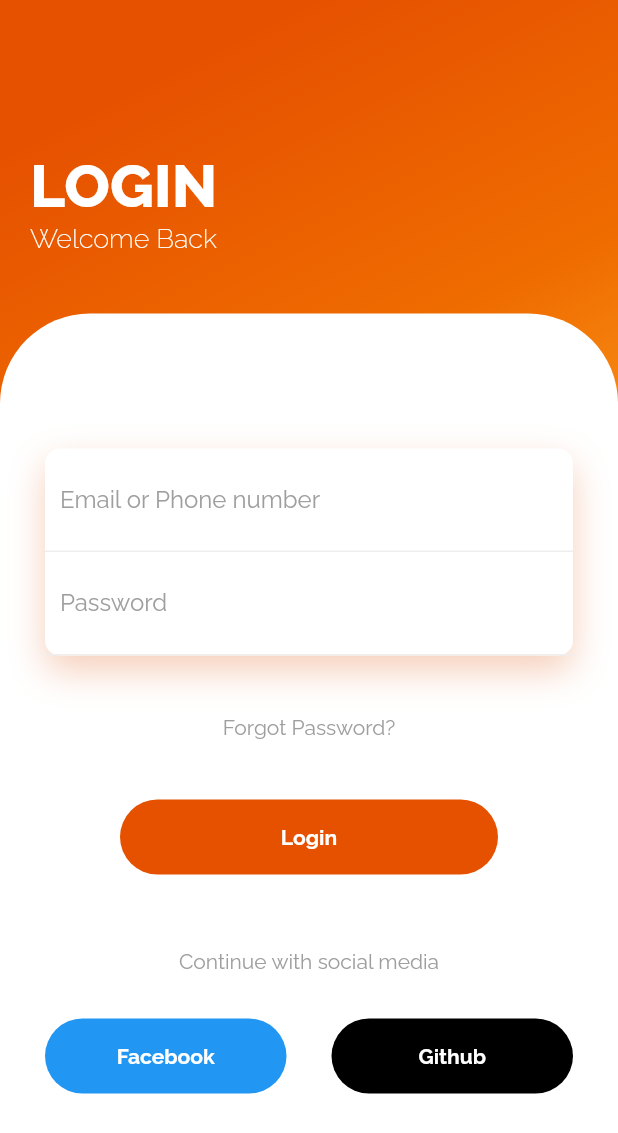
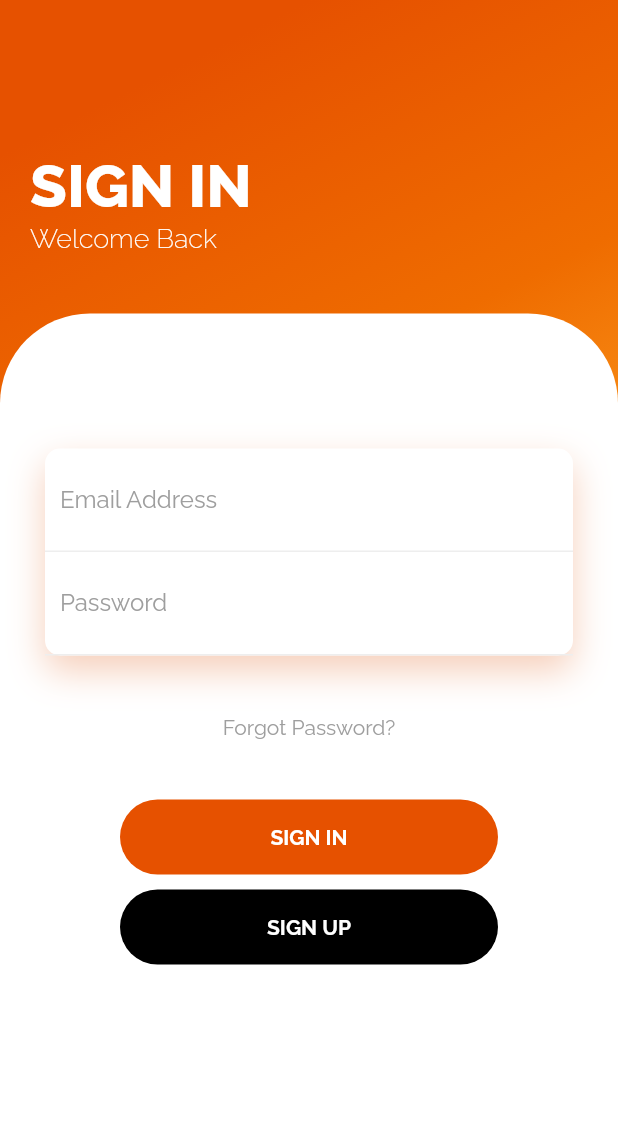
Before and after one commit to KavinduTheekshana/Flutter-Login, a Flutter app: the screen it shows after launch, on a phone screen of 412 x 824 dp. Shown: the top 1133 px of the screen. Run offline on Flutter 3.47's test engine with Material 2 defaults, Android fonts, the phone set to English and light mode, and no system bars; our stand-ins replace firebase_auth, simple_animations; accounts and stored records are empty.

```diff
--- a/lib/main.dart
+++ b/lib/main.dart
@@ -1,36 +1,43 @@
 import 'package:flutter/material.dart';
 import 'Animation/FadeAnimation.dart';
-
-// void main() {
-
-//   return runApp(MaterialApp(
-//       debugShowCheckedModeBanner: false,
-//       home: Scaffold(
-//         appBar: AppBar(
-//           title: Text('My First App'),
-//           centerTitle: true,
-//           backgroundColor: Colors.red[600],
-//         ),
-//         body: Center(
-//           child: Text(
-//             'Hello Worlssssss',
-//             style: TextStyle(
-//               fontSize: 30.0,
-//               fontWeight: FontWeight.w100,
-//               color: Colors.red[600],
-//               fontFamily: 'Raleway',
-//             ),
-//           ),
-//         ),
-
-//       ),
-//     ));
-// }
+import 'package:myapp/register.dart';
+import 'package:flutter/widgets.dart';
+import 'package:firebase_auth/firebase_auth.dart';
 
 void main() => runApp(MaterialApp(
       debugShowCheckedModeBanner: false,
       home: HomePage(),
     ));
+
+// final formKey = new GlobalKey<FormState>();
+final GlobalKey<FormState> _formKey = GlobalKey<FormState>();
+String _email;
+String _password;
+
+bool validateandsave() {
+  final form = _formKey.currentState;
+  if (form.validate()) {
+    form.save();
+    return true;
+  }
+  return false;
+}
+
+void validateandsubmit() async {
+  if (validateandsave()) {
+
+    try {
+      // AuthResult user = await FirebaseAuth.instance.createUserWithEmailAndPassword(email: _email, password: _password);
+      FirebaseUser user = (await FirebaseAuth.instance
+        .signInWithEmailAndPassword(
+            email: _email,
+            password: _password)).user;
+      print('Signed in: ${user.uid}');
+    } catch (e) {
+      print('Error: $e');
+    }
+  }
+}
 
 class HomePage extends StatelessWidget {
   @override
@@ -58,7 +65,7 @@ class HomePage extends StatelessWidget {
                   FadeAnimation(
                       1,
                       Text(
-                        "LOGIN",
+                        "SIGN IN",
                         style: TextStyle(
                           color: Colors.white,
                           fontSize: 40,
@@ -94,7 +101,9 @@ class HomePage extends StatelessWidget {
                 child: SingleChildScrollView(
                   child: Padding(
                     padding: EdgeInsets.all(30),
-                    child: Column(
+                    child: new Form(
+                      key: _formKey,
+                      child: new Column(
                         children: <Widget>[
                           SizedBox(
                             height: 60,
@@ -107,7 +116,8 @@ class HomePage extends StatelessWidget {
                                     borderRadius: BorderRadius.circular(10),
                                     boxShadow: [
                                       BoxShadow(
-                                        color: Color.fromRGBO(225, 95, 27, .3),
+                                          color:
+                                              Color.fromRGBO(225, 95, 27, .3),
                                           blurRadius: 20,
                                           offset: Offset(0, 10))
                                     ]),
@@ -119,14 +129,18 @@ class HomePage extends StatelessWidget {
                                           border: Border(
                                               bottom: BorderSide(
                                                   color: Colors.grey[200]))),
-                                    child: TextField(
+                                      child: TextFormField(
                                         decoration: InputDecoration(
-                                          hintText: "Email or Phone number",
+                                            hintText: "Email Address",
                                             hintStyle: TextStyle(
                                               color: Colors.grey,
                                               fontFamily: 'Raleway',
                                             ),
                                             border: InputBorder.none),
+                                        validator: (value) => value.isEmpty
+                                            ? 'Email can\'t be Empty'
+                                            : null,
+                                        onSaved: (value) => _email = value,
                                       ),
                                     ),
                                     Container(
@@ -135,13 +149,19 @@ class HomePage extends StatelessWidget {
                                           border: Border(
                                               bottom: BorderSide(
                                                   color: Colors.grey[200]))),
-                                    child: TextField(
+                                      child: TextFormField(
+                                        obscureText: true,
                                         decoration: InputDecoration(
                                             hintText: "Password",
-                                          hintStyle:
-                                              TextStyle(color: Colors.grey,
-                                              fontFamily: 'Raleway',),
+                                            hintStyle: TextStyle(
+                                              color: Colors.grey,
+                                              fontFamily: 'Raleway',
+                                            ),
                                             border: InputBorder.none),
+                                        validator: (value) => value.isEmpty
+                                            ? 'Password can\'t be Empty'
+                                            : null,
+                                        onSaved: (value) => _password = value,
                                       ),
                                     ),
                                   ],
@@ -154,89 +174,126 @@ class HomePage extends StatelessWidget {
                               1.5,
                               Text(
                                 "Forgot Password?",
-                              style: TextStyle(color: Colors.grey,
-                              fontFamily: 'Raleway',),
+                                style: TextStyle(
+                                  color: Colors.grey,
+                                  fontFamily: 'Raleway',
+                                ),
                               )),
                           SizedBox(
                             height: 40,
                           ),
                           FadeAnimation(
                               1.6,
-                            Container(
+                              new InkWell(
+                                  onTap: () {
+                                    validateandsubmit();
+                                  },
+                                  child: Container(
                                     height: 50,
-                              margin: EdgeInsets.symmetric(horizontal: 50),
+                                    margin:
+                                        EdgeInsets.symmetric(horizontal: 50),
                                     decoration: BoxDecoration(
                                         borderRadius: BorderRadius.circular(50),
                                         color: Colors.orange[900]),
                                     child: Center(
                                       child: Text(
-                                  "Login",
+                                        "SIGN IN",
                                         style: TextStyle(
                                           color: Colors.white,
                                           fontWeight: FontWeight.bold,
-                                      fontFamily: 'Raleway',),
+                                          fontFamily: 'Raleway',
                                         ),
                                       ),
-                            )),
+                                    ),
+                                  ))),
+
                           SizedBox(
-                          height: 50,
+                            height: 10,
                           ),
                           FadeAnimation(
-                            1.7,
-                            Text(
-                              "Continue with social media",
-                              style: TextStyle(color: Colors.grey,
-                              fontFamily: 'Raleway',),
-                            )),
-                        SizedBox(
-                          height: 30,
-                        ),
-                        Row(
-                          children: <Widget>[
-                            Expanded(
-                              child: FadeAnimation(
-                                  1.8,
-                                  Container(
+                              1.6,
+                              new InkWell(
+                                  onTap: () {
+                                          Navigator.push(
+                                      context,
+                                      MaterialPageRoute(
+                                          builder: (context) => Register()));
+                                  },
+                                  child: Container(
                                     height: 50,
-                                    decoration: BoxDecoration(
-                                        borderRadius: BorderRadius.circular(50),
-                                        color: Colors.blue),
-                                    child: Center(
-                                      child: Text(
-                                        "Facebook",
-                                        style: TextStyle(
-                                            color: Colors.white,
-                                            fontFamily: 'Raleway',
-                                            fontWeight: FontWeight.bold),
-                                      ),
-                                    ),
-                                  )),
-                            ),
-                            SizedBox(
-                              width: 30,
-                            ),
-                            Expanded(
-                              child: FadeAnimation(
-                                  1.9,
-                                  Container(
-                                    height: 50,
+                                    margin:
+                                        EdgeInsets.symmetric(horizontal: 50),
                                     decoration: BoxDecoration(
                                         borderRadius: BorderRadius.circular(50),
                                         color: Colors.black),
                                     child: Center(
                                         child: Text(
-                                        "Github",
+                                      "SIGN UP",
                                       style: TextStyle(
                                         color: Colors.white,
+                                        fontWeight: FontWeight.bold,
                                         fontFamily: 'Raleway',
-                                            fontWeight: FontWeight.bold),
-                                      ),
                                       ),
                                     )),
-                            )
+                                  ))),
+
+                          // FadeAnimation(
+                          //     1.7,
+                          //     Text(
+                          //       "Continue with social media",
+                          //       style: TextStyle(color: Colors.grey,
+                          //       fontFamily: 'Raleway',),
+                          //     )),
+                          // SizedBox(
+                          //   height: 30,
+                          // ),
+                          // Row(
+                          //   children: <Widget>[
+                          //     Expanded(
+                          //       child: FadeAnimation(
+                          //           1.8,
+                          //           Container(
+                          //             height: 50,
+                          //             decoration: BoxDecoration(
+                          //                 borderRadius: BorderRadius.circular(50),
+                          //                 color: Colors.blue),
+                          //             child: Center(
+                          //               child: Text(
+                          //                 "Facebook",
+                          //                 style: TextStyle(
+                          //                     color: Colors.white,
+                          //                     fontFamily: 'Raleway',
+                          //                     fontWeight: FontWeight.bold),
+                          //               ),
+                          //             ),
+                          //           )),
+                          //     ),
+                          //     SizedBox(
+                          //       width: 30,
+                          //     ),
+                          //     Expanded(
+                          //       child: FadeAnimation(
+                          //           1.9,
+                          //           Container(
+                          //             height: 50,
+                          //             decoration: BoxDecoration(
+                          //                 borderRadius: BorderRadius.circular(50),
+                          //                 color: Colors.black),
+                          //             child: Center(
+                          //               child: Text(
+                          //                 "Github",
+                          //                 style: TextStyle(
+                          //                     color: Colors.white,
+                          //                     fontFamily: 'Raleway',
+                          //                     fontWeight: FontWeight.bold),
+                          //               ),
+                          //             ),
+                          //           )),
+                          //     )
+                          //   ],
+                          // )
                         ],
-                        )
-                      ],
+                      ),
                     ),
                   ),
                 ),
--- a/pubspec.yaml
+++ b/pubspec.yaml
@@ -25,10 +25,12 @@ dependencies:
     sdk: flutter
 
 
+
   # The following adds the Cupertino Icons font to your application.
   # Use with the CupertinoIcons class for iOS style icons.
   cupertino_icons: ^0.1.3
   simple_animations: ^1.3.3
+  firebase_auth: ^0.16.1
 
 dev_dependencies:
   flutter_test:
```
Also changed, not shown: lib/register.dart (added, +236 -0 lines), pubspec.lock, 7 other files. Lines whose indentation alone changed are shown as unchanged.
